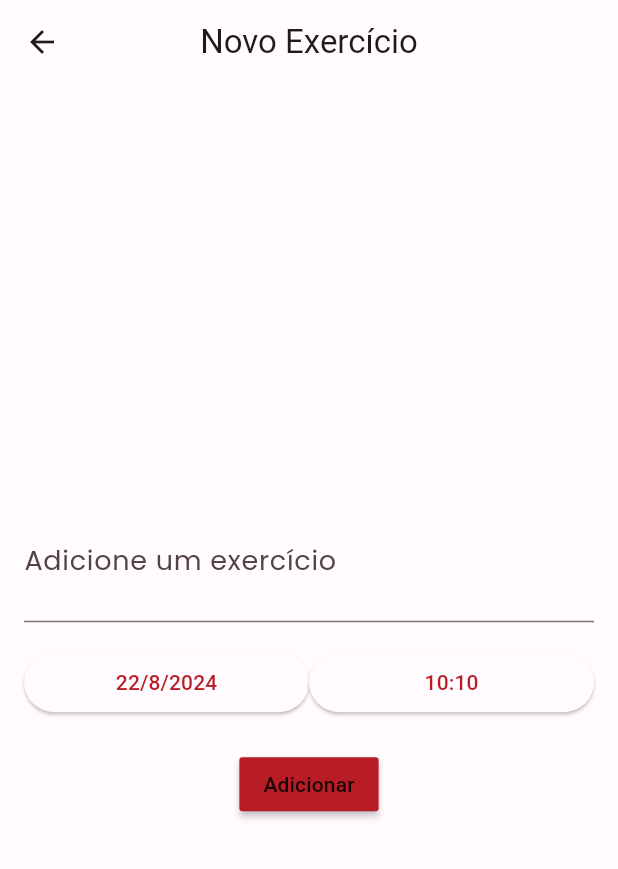
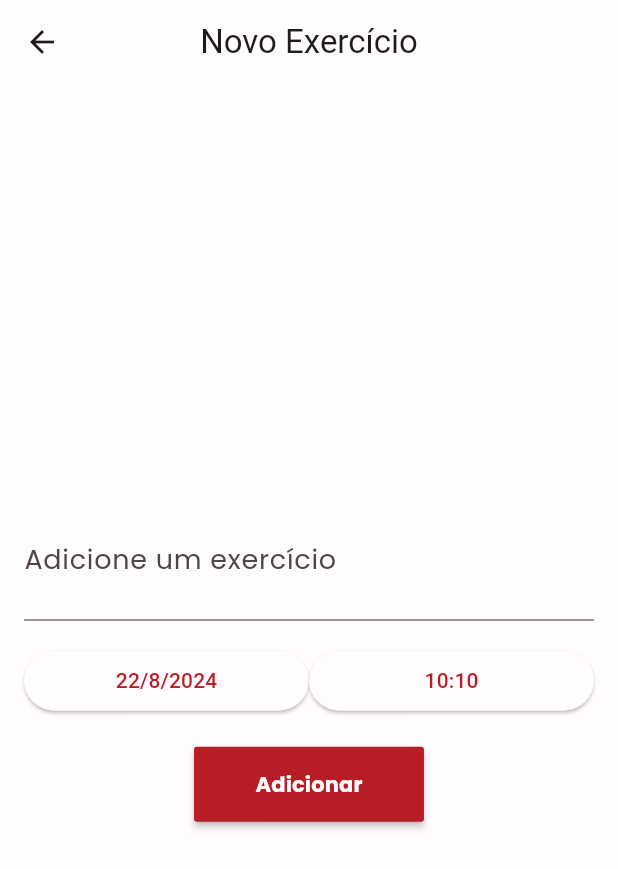
Before and after one commit to marcelomnzs/DSI, a Flutter app: the NewExercise screen opened by its route, on a phone screen of 412 x 824 dp. Shown: the top 869 px of the screen. Run offline on Flutter 3.47's test engine with Material 3 defaults, Android fonts, the phone set to English and light mode, and no system bars; our stand-ins replace cloud_firestore, firebase_auth, firebase_core, flutter_svg, google_fonts, google_sign_in; accounts and stored records are empty.

Commit message:
Padronizando a estilização das páginas

```diff
--- a/lib/screens/login_page.dart
+++ b/lib/screens/login_page.dart
@@ -59,10 +59,10 @@ class LoginPage extends StatelessWidget {
                   controller: _emailController,
                   decoration: InputDecoration(
                     labelText: 'Email',
-                    prefixIcon: Icon(Icons.alternate_email),
+                    prefixIcon: const Icon(Icons.alternate_email),
                     hintText: 'Digite seu email',
                     labelStyle: GoogleFonts.poppins(
-                      textStyle: TextStyle(
+                      textStyle: const TextStyle(
                         fontWeight: FontWeight.w400,
                         fontSize: 18,
                       ),
--- a/lib/screens/new_exercise_page.dart
+++ b/lib/screens/new_exercise_page.dart
@@ -127,7 +127,19 @@ class _NewExerciseState extends State<NewExercise> {
                     Navigator.pushNamed(context, '/homepage');
                   },
                   color: lightColorScheme.primary,
-                  child: const Text('Adicionar'),
+                  child: Padding(
+                    padding: const EdgeInsets.fromLTRB(25, 15, 25, 15),
+                    child: Text(
+                      'Adicionar',
+                      style: GoogleFonts.poppins(
+                        textStyle: const TextStyle(
+                          color: Colors.white,
+                          fontWeight: FontWeight.bold,
+                          fontSize: 14,
+                        ),
+                      ),
+                    ),
+                  ),
                 ),
               ),
             ),
```
Also changed, not shown: lib/screens/exercises_page.dart (+23 -3 lines), lib/screens/home_page.dart (+39 -21 lines), pubspec.lock.
